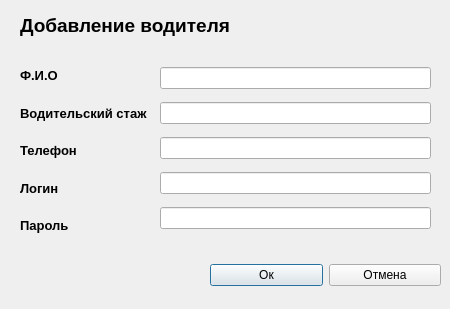
akosleepe/Project, file lib/adddriver.ui: the form before one commit.
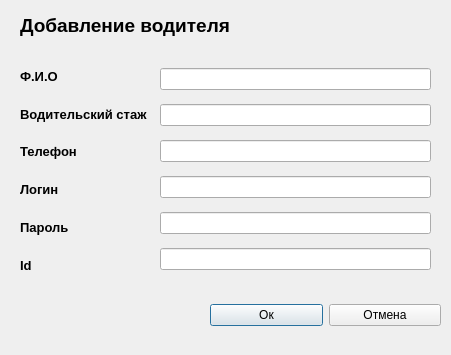
The form after the commit.

The edit to the form file:
```diff
--- a/lib/adddriver.ui
+++ b/lib/adddriver.ui
@@ -6,8 +6,8 @@
    <rect>
     <x>0</x>
     <y>0</y>
-    <width>450</width>
-    <height>309</height>
+    <width>451</width>
+    <height>355</height>
    </rect>
   </property>
   <property name="windowTitle">
@@ -19,7 +19,7 @@
      <x>20</x>
      <y>60</y>
      <width>141</width>
-     <height>181</height>
+     <height>221</height>
     </rect>
    </property>
    <layout class="QVBoxLayout" name="verticalLayout">
@@ -93,6 +93,20 @@
       </property>
      </widget>
     </item>
+    <item>
+     <widget class="QLabel" name="label_10">
+      <property name="font">
+       <font>
+        <pointsize>10</pointsize>
+        <weight>75</weight>
+        <bold>true</bold>
+       </font>
+      </property>
+      <property name="text">
+       <string>Id</string>
+      </property>
+     </widget>
+    </item>
    </layout>
   </widget>
   <widget class="QWidget" name="layoutWidget">
@@ -101,7 +115,7 @@
      <x>160</x>
      <y>60</y>
      <width>271</width>
-     <height>181</height>
+     <height>221</height>
     </rect>
    </property>
    <layout class="QVBoxLayout" name="verticalLayout_2">
@@ -120,6 +134,9 @@
     <item>
      <widget class="QLineEdit" name="passwordEdit"/>
     </item>
+    <item>
+     <widget class="QLineEdit" name="idEdit"/>
+    </item>
    </layout>
   </widget>
   <widget class="QLabel" name="label_9">
@@ -146,7 +163,7 @@
    <property name="geometry">
     <rect>
      <x>210</x>
-     <y>250</y>
+     <y>290</y>
      <width>231</width>
      <height>51</height>
     </rect>
```
